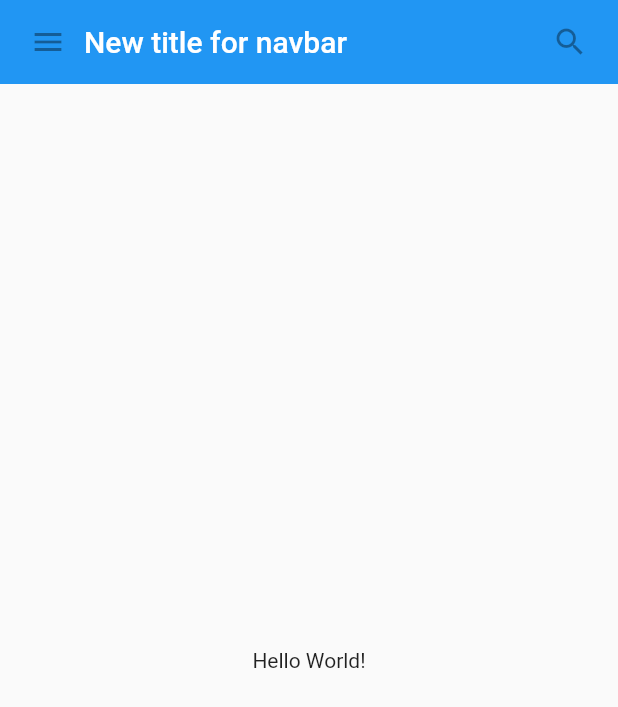
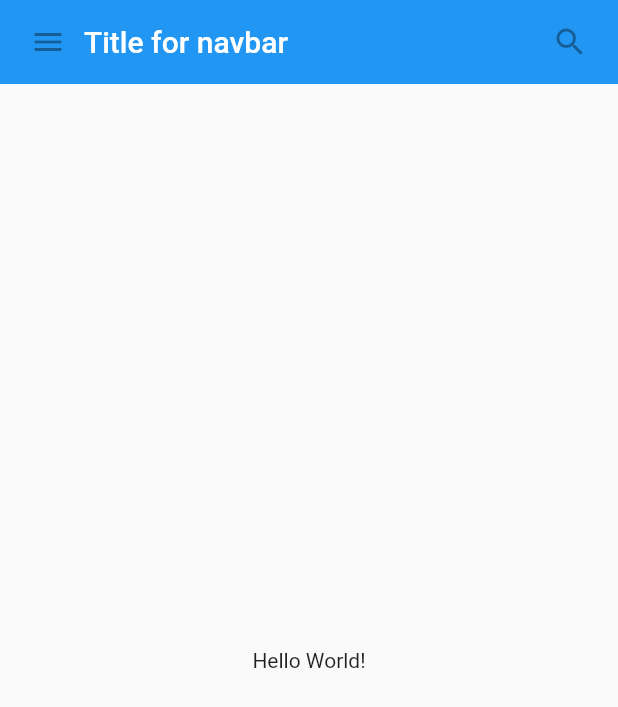
Before and after one commit to Miguelslo27/Flutter-Widget-Framework, a Flutter app: the screen it shows after launch, on a phone screen of 412 x 824 dp. Shown: the top 707 px of the screen. Run offline on Flutter 3.47's test engine with Material 2 defaults, Android fonts, the phone set to English and light mode, and no system bars.

Commit message:
Refactor in runApp, created MyApp class

```diff
--- a/lib/main.dart
+++ b/lib/main.dart
@@ -1,10 +1,15 @@
 import 'package:flutter/material.dart';
 
-void main() {
-  runApp(MaterialApp(
-    title: "Flutter Widget Framework",
-    home: MyScaffold()
-  ));
+void main() => runApp(MyApp());
+
+class MyApp extends StatelessWidget {
+  @override
+  Widget build(BuildContext context) {
+    return MaterialApp(
+      title: "Flutter Widget Framework",
+      home: MyScaffold()
+    );
+  }
 }
 
 class MyScaffold extends StatelessWidget {
@@ -40,7 +45,7 @@ class MyScaffold extends StatelessWidget {
           //   ),
           // ),
           MyAppBar(
-            title: "New title for navbar"
+            title: "Title for navbar"
           ),
           Expanded(
             child: Center(
```
